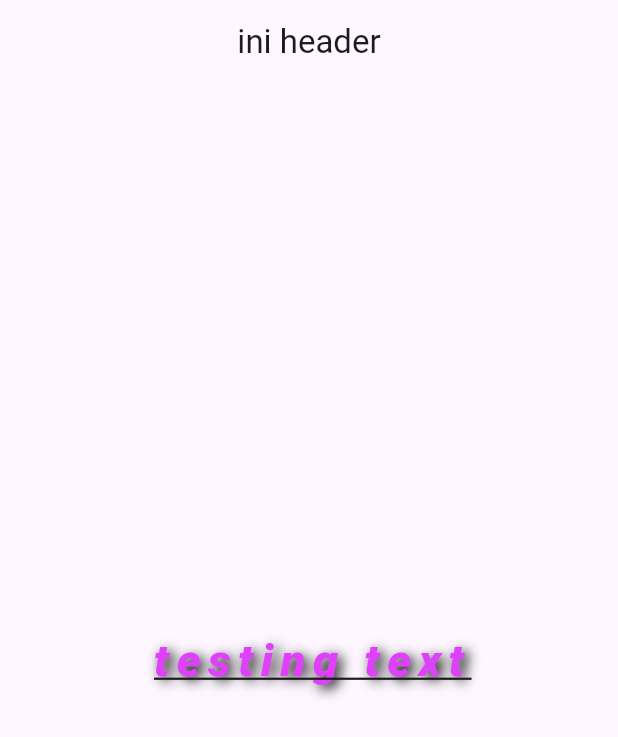
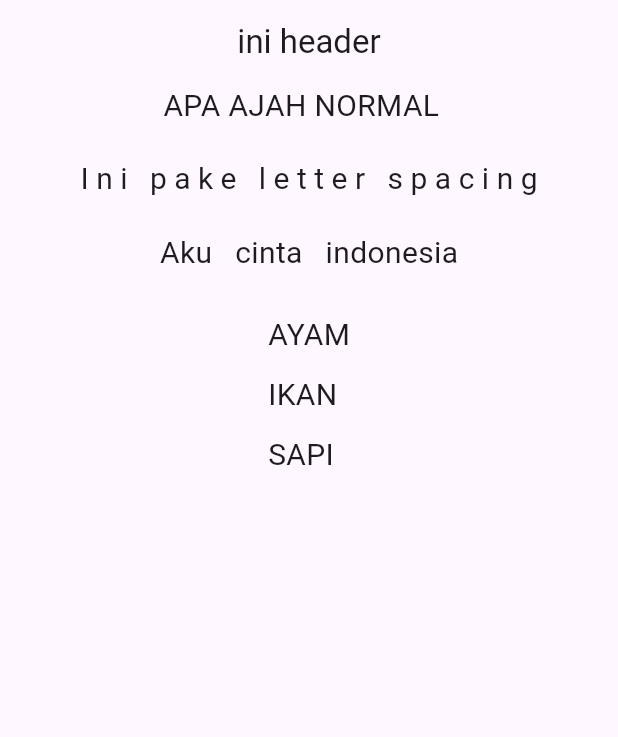
Before and after one commit to DhaniKWP/flutter-playground-3, a Flutter app: the screen it shows after launch, on a phone screen of 412 x 824 dp. Shown: the top 737 px of the screen. Run offline on Flutter 3.47's test engine with Material 3 defaults, Android fonts, the phone set to English and light mode, and no system bars; Roboto replaces fonts that are missing (Arial).

Commit message:
latihan spacing

```diff
--- a/lib/main.dart
+++ b/lib/main.dart
@@ -17,36 +17,57 @@ class MyApp extends StatelessWidget {
           centerTitle: true,
         ),
         body: Center(
-          child: BasicTextWidget(),
+            child: SpacingTextWidget(),
         ),
       ),
     );
   }
 }
 
-class BasicTextWidget extends StatelessWidget {
-  const BasicTextWidget({super.key});
+class SpacingTextWidget extends StatelessWidget {
+  const SpacingTextWidget({super.key});
 
   @override
   Widget build(BuildContext context) {
-    return const Text(
-      'testing text',
-      style: TextStyle(
-        fontSize: 30,
-        fontWeight: FontWeight.w900,
-        fontStyle: FontStyle.italic,
-        fontFamily: 'Arial',
-        decoration: TextDecoration.underline,
-        letterSpacing: 5,
-        color: Colors.purpleAccent,
-        shadows: [
-          Shadow(
-            blurRadius: 10,
-            offset: Offset(3, 3),
-            color: Colors.black,
+    return const Column(
+      children: [
+        Text(
+          'APA AJAH NORMAL  ',
+          style: TextStyle(
+            fontSize: 20,
           ),
-        ],
-      ),
+        ),
+
+        SizedBox(height: 20),
+
+        Text(
+          'Ini pake letter spacing',
+          style: TextStyle(
+            fontSize: 20,
+            letterSpacing: 5,
+          ),
+        ),
+
+        SizedBox(height: 20),
+
+        Text(
+          'Aku cinta indonesia',
+          style: TextStyle(
+            fontSize: 20,
+            wordSpacing: 10,
+          ),
+        ),
+
+        SizedBox(height: 20),
+
+        Text(
+          'AYAM\nIKAN\nSAPI',
+          style: TextStyle(
+            fontSize: 20,
+            height: 2,
+          ),
+        ),
+      ],
     );
   }
 }
```
